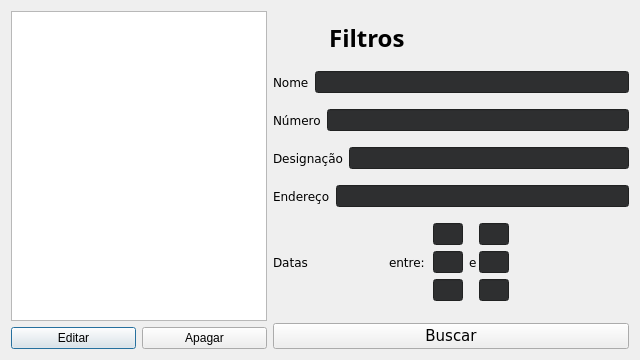
First picture: the form in release/edit.ui, repository NBrcS/Payroll-System, before the edit.
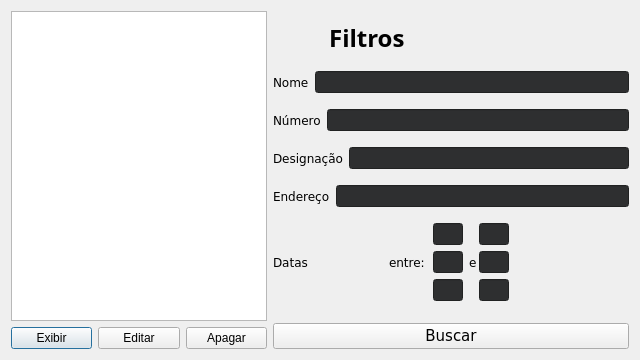
Second picture: the form after the edit.

```diff
--- a/release/edit.ui
+++ b/release/edit.ui
@@ -4533,6 +4533,13 @@
      </item>
      <item>
       <layout class="QHBoxLayout" name="horizontalLayout_7">
+       <item>
+        <widget class="QPushButton" name="bt_exihibition">
+         <property name="text">
+          <string>Exibir</string>
+         </property>
+        </widget>
+       </item>
        <item>
         <widget class="QPushButton" name="bt_edit">
          <property name="text">
```
